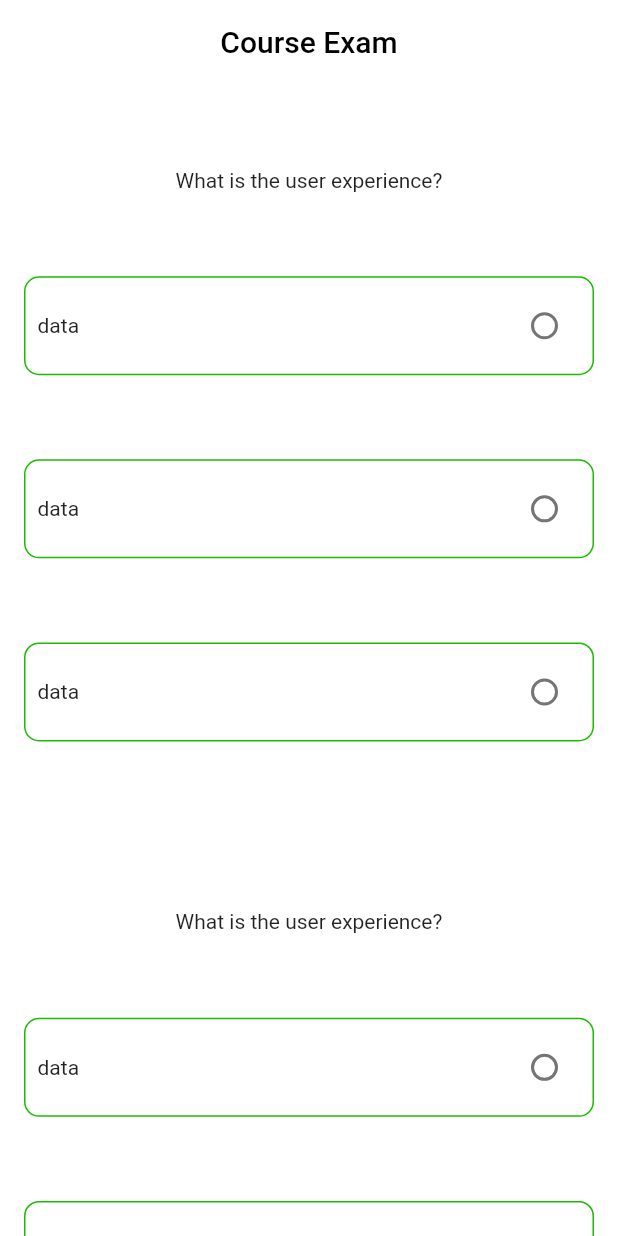
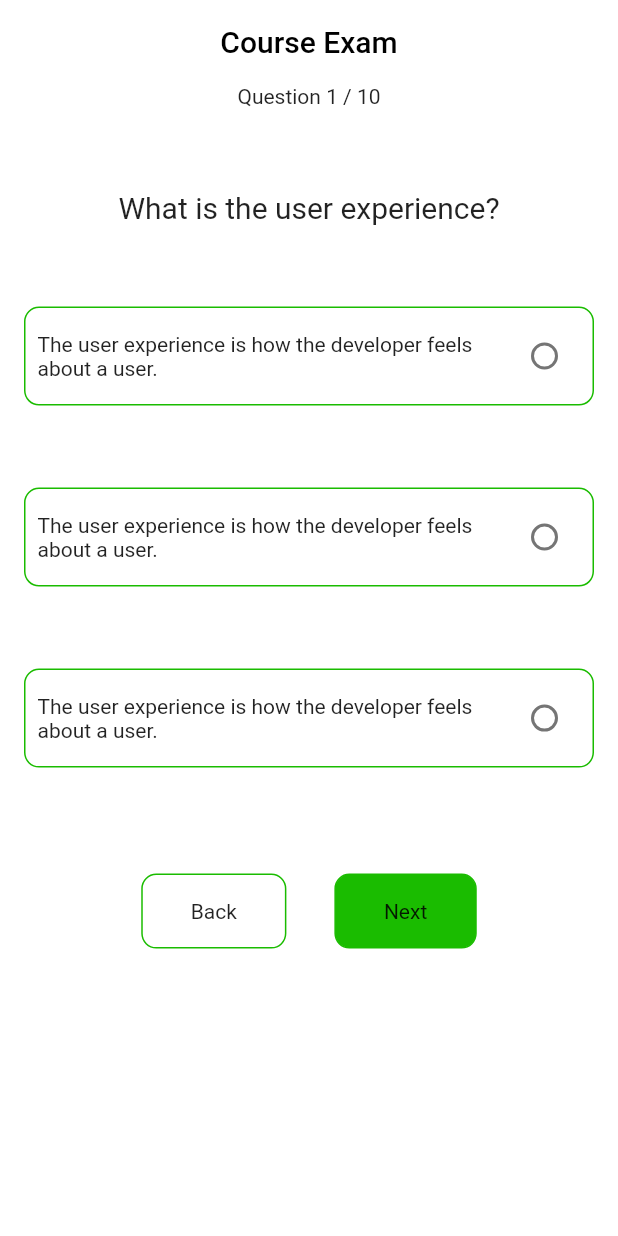
Before and after one commit to hassanProDev/LavaApp, a Flutter app: the QuestionScreen screen opened directly, on a phone screen of 412 x 824 dp. Run offline on Flutter 3.47's test engine with Material 2 defaults, Android fonts, the phone set to English and light mode, and no system bars.

Commit message:
question screen

```diff
--- a/lib/view/home_screen/tabs/questions_screen/customise/question.dart
+++ b/lib/view/home_screen/tabs/questions_screen/customise/question.dart
@@ -3,17 +3,21 @@ import 'package:lava_app/view/themes_colors.dart';
 
 class Question extends StatelessWidget {
   // const Question({Key? key}) : super(key: key);
-var _ans;
+  var _ans;
+
   @override
   Widget build(BuildContext context) {
     return Container(
-      height: MediaQuery.of(context).size.height*0.6,
+      height: MediaQuery.of(context).size.height * 0.6,
       padding: EdgeInsets.symmetric(horizontal: 16),
       child: Column(
         crossAxisAlignment: CrossAxisAlignment.stretch,
         mainAxisAlignment: MainAxisAlignment.spaceEvenly,
         children: [
-          Text('What is the user experience?',textAlign: TextAlign.center,),
+          Text(
+            'What is the user experience?',
+            textAlign: TextAlign.center,style: TextStyle(fontSize: 20),
+          ),
           Container(
             padding: EdgeInsets.all(8),
             decoration: BoxDecoration(
@@ -23,9 +27,16 @@ var _ans;
             child: Row(
               mainAxisAlignment: MainAxisAlignment.spaceBetween,
               children: [
-                Text('data'),
-                Radio(value: 'value', groupValue: _ans, onChanged: (value){
-                },),
+                Flexible(
+                  child: Text(
+                    'The user experience is how the developer feels about a user.',
+                  ),
+                ),
+                Radio(
+                  value: 'value',
+                  groupValue: _ans,
+                  onChanged: (value) {},
+                ),
               ],
             ),
           ),
@@ -38,9 +49,16 @@ var _ans;
             child: Row(
               mainAxisAlignment: MainAxisAlignment.spaceBetween,
               children: [
-                Text('data'),
-                Radio(value: 'value', groupValue: _ans, onChanged: (value){
-                },),
+                Flexible(
+                  child: Text(
+                    'The user experience is how the developer feels about a user.',
+                  ),
+                ),
+                Radio(
+                  value: 'value',
+                  groupValue: _ans,
+                  onChanged: (value) {},
+                ),
               ],
             ),
           ),
@@ -53,9 +71,16 @@ var _ans;
             child: Row(
               mainAxisAlignment: MainAxisAlignment.spaceBetween,
               children: [
-                Text('data'),
-                Radio(value: 'value', groupValue: _ans, onChanged: (value){
-                },),
+                Flexible(
+                  child: Text(
+                    'The user experience is how the developer feels about a user.',
+                  ),
+                ),
+                Radio(
+                  value: 'value',
+                  groupValue: _ans,
+                  onChanged: (value) {},
+                ),
               ],
             ),
           ),
--- a/lib/view/home_screen/tabs/questions_screen/data/question_data.dart
+++ b/lib/view/home_screen/tabs/questions_screen/data/question_data.dart
@@ -0,0 +1,15 @@
+import 'package:flutter/cupertino.dart';
+import 'package:lava_app/view/home_screen/tabs/questions_screen/customise/question.dart';
+
+List<Widget> questionData = [
+  Question(),
+  Question(),
+  Question(),
+  Question(),
+  Question(),
+  Question(),
+  Question(),
+  Question(),
+  Question(),
+  Question(),
+];
--- a/lib/view/home_screen/tabs/questions_screen/questions_screen.dart
+++ b/lib/view/home_screen/tabs/questions_screen/questions_screen.dart
@@ -1,10 +1,16 @@
 import 'package:flutter/material.dart';
+import 'package:lava_app/view/home_screen/tabs/questions_screen/data/question_data.dart';
+import 'package:lava_app/view/themes_colors.dart';
 
-import 'customise/question.dart';
+class QuestionScreen extends StatefulWidget {
+  static const String routeName = 'questionScreen';
 
-class QuestionScreen extends StatelessWidget {
-  static const String routeName='questionScreen';
-  const QuestionScreen({Key? key}) : super(key: key);
+  @override
+  State<QuestionScreen> createState() => _QuestionScreenState();
+}
+
+class _QuestionScreenState extends State<QuestionScreen> {
+  int questionNumber = 0;
 
   @override
   Widget build(BuildContext context) {
@@ -13,18 +19,62 @@ class QuestionScreen extends StatelessWidget {
       appBar: AppBar(
         elevation: 0,
         automaticallyImplyLeading: false,
-        title: Text('Course Exam',style: TextStyle(color: Colors.black),),
+        title: Text(
+          'Course Exam',
+          style: TextStyle(color: Colors.black),
+        ),
         backgroundColor: Colors.white,
         centerTitle: true,
-
       ),
       body: Column(
         children: [
-          Expanded(
-            child: ListView.builder(
-              itemCount: 5,
-              itemBuilder: (context, index) => Question(),
-            ),
+          Text('Question ${questionNumber + 1} / ${questionData.length}'),
+          questionData[questionNumber],
+          Row(
+            mainAxisAlignment: MainAxisAlignment.center,
+            children: [
+              InkWell(
+                onTap: () {
+                  questionNumber > 0
+                      ? questionNumber--
+                      : questionNumber = questionNumber;
+                  setState(() {});
+                },
+                child: Container(
+                  margin: EdgeInsets.all(16),
+                  padding: EdgeInsets.symmetric(vertical: 16, horizontal: 32),
+                  decoration: BoxDecoration(
+                    borderRadius: BorderRadius.circular(10),
+                    border: Border.all(
+                      color: MyTheme.primaryColor,
+                    ),
+                  ),
+                  child: Text('Back'),
+                ),
+              ),
+              InkWell(
+                onTap: () {
+                  if (questionNumber == questionData.length-1) {
+                    return;
+                  } else {
+                    questionNumber++;
+                  }
+                  setState(() {});
+                },
+                child: Container(
+                  padding: EdgeInsets.symmetric(vertical: 16, horizontal: 32),
+                  margin: EdgeInsets.all(16),
+                  decoration: BoxDecoration(
+                    borderRadius: BorderRadius.circular(10),
+                    color: MyTheme.primaryColor,
+                    border: Border.all(
+                      color: MyTheme.primaryColor,
+                    ),
+                  ),
+                  child: Text('Next'),
+                ),
+              )
+            ],
           ),
         ],
       ),
```
